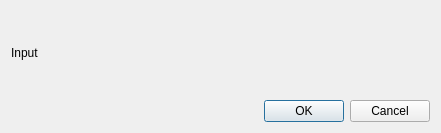
First picture: the form in src/widget/toolmysqldialog.ui, repository mugiseyebrows/mugi-query, before the edit.
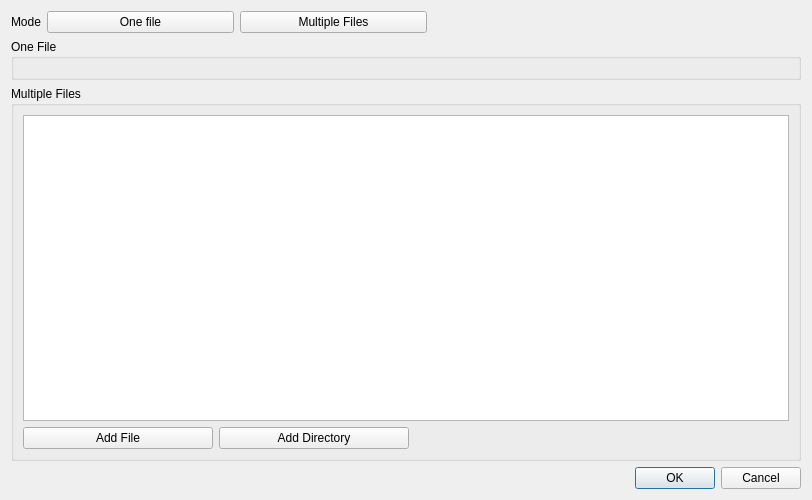
Second picture: the form after the edit. Custom widgets are drawn as their Qt base class.

The edit to the form file:
```diff
--- a/src/widget/toolmysqldialog.ui
+++ b/src/widget/toolmysqldialog.ui
@@ -6,28 +6,120 @@
    <rect>
     <x>0</x>
     <y>0</y>
-    <width>441</width>
-    <height>133</height>
+    <width>812</width>
+    <height>500</height>
    </rect>
   </property>
   <property name="windowTitle">
    <string>Select input file</string>
   </property>
-  <layout class="QVBoxLayout" name="verticalLayout">
+  <layout class="QVBoxLayout" name="verticalLayout_3">
    <item>
-    <layout class="QHBoxLayout" name="horizontalLayout" stretch="0,0">
+    <layout class="QHBoxLayout" name="horizontalLayout_2" stretch="0,1,1,2">
      <item>
       <widget class="QLabel" name="label">
        <property name="text">
-        <string>Input</string>
+        <string>Mode</string>
        </property>
       </widget>
      </item>
      <item>
-      <widget class="LineSelect" name="input" native="true"/>
+      <widget class="QPushButton" name="oneFile">
+       <property name="text">
+        <string>One file</string>
+       </property>
+       <property name="checkable">
+        <bool>true</bool>
+       </property>
+      </widget>
+     </item>
+     <item>
+      <widget class="QPushButton" name="multipleFiles">
+       <property name="text">
+        <string>Multiple Files</string>
+       </property>
+       <property name="checkable">
+        <bool>true</bool>
+       </property>
+      </widget>
+     </item>
+     <item>
+      <spacer name="horizontalSpacer">
+       <property name="orientation">
+        <enum>Qt::Horizontal</enum>
+       </property>
+       <property name="sizeHint" stdset="0">
+        <size>
+         <width>40</width>
+         <height>20</height>
+        </size>
+       </property>
+      </spacer>
      </item>
     </layout>
    </item>
+   <item>
+    <widget class="QGroupBox" name="groupOneFile">
+     <property name="title">
+      <string>One File</string>
+     </property>
+     <layout class="QVBoxLayout" name="verticalLayout_2">
+      <item>
+       <widget class="LineSelect" name="input" native="true"/>
+      </item>
+     </layout>
+    </widget>
+   </item>
+   <item>
+    <widget class="QGroupBox" name="groupMultipleFiles">
+     <property name="title">
+      <string>Multiple Files</string>
+     </property>
+     <layout class="QVBoxLayout" name="verticalLayout">
+      <item>
+       <widget class="QTableView" name="inputs">
+        <attribute name="horizontalHeaderVisible">
+         <bool>false</bool>
+        </attribute>
+        <attribute name="horizontalHeaderStretchLastSection">
+         <bool>true</bool>
+        </attribute>
+       </widget>
+      </item>
+      <item>
+       <layout class="QHBoxLayout" name="horizontalLayout" stretch="1,1,2">
+        <item>
+         <widget class="QPushButton" name="addFile">
+          <property name="text">
+           <string>Add File</string>
+          </property>
+         </widget>
+        </item>
+        <item>
+         <widget class="QPushButton" name="addDirectory">
+          <property name="text">
+           <string>Add Directory</string>
+          </property>
+         </widget>
+        </item>
+        <item>
+         <spacer name="horizontalSpacer_2">
+          <property name="orientation">
+           <enum>Qt::Horizontal</enum>
+          </property>
+          <property name="sizeHint" stdset="0">
+           <size>
+            <width>40</width>
+            <height>20</height>
+           </size>
+          </property>
+         </spacer>
+        </item>
+       </layout>
+      </item>
+     </layout>
+    </widget>
+   </item>
    <item>
     <widget class="QDialogButtonBox" name="buttonBox">
      <property name="orientation">
```
